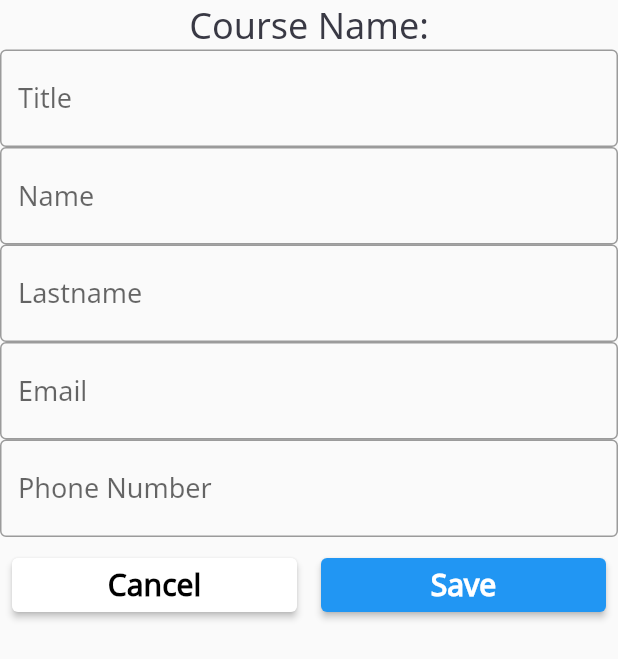
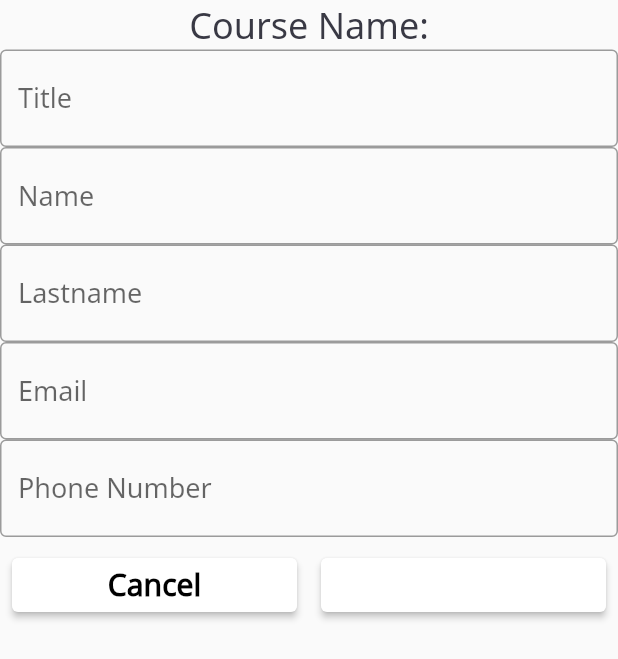
Before and after one commit to ODDS-TEAM/oddsHub-mobile, a Flutter app: the screen it shows after launch, after a tap on "Register", on a phone screen of 412 x 824 dp. Shown: the top 659 px of the screen. Run offline on Flutter 3.47's test engine with Material 2 defaults, Android fonts, the phone set to English and light mode, and no system bars.

Commit message:
update save button for registration screen

```diff
--- a/lib/presentation/journey/Registration/registration_screen.dart
+++ b/lib/presentation/journey/Registration/registration_screen.dart
@@ -1,4 +1,6 @@
 import 'package:flutter/material.dart';
+import 'package:oddshub/colors.dart';
+import 'package:oddshub/presentation/journey/Registration/registration_success_screen.dart';
 
 class RegistrationScreen extends StatefulWidget {
   const RegistrationScreen({Key? key}) : super(key: key);
@@ -64,8 +66,14 @@ class _RegistrationScreen extends State<RegistrationScreen> {
                 child: Container(
                   margin: const EdgeInsets.all(8),
                   child: ElevatedButton(
-                    onPressed: () => {},
-                    style: ElevatedButton.styleFrom(primary: Colors.blue),
+                    onPressed: () => Navigator.push(
+                      context,
+                      MaterialPageRoute(
+                        builder: (context) => const RegistrationSuccessScreen(),
+                      ),
+                    ),
+                    style: ElevatedButton.styleFrom(
+                        primary: AppColors.primaryBackground),
                     child: const Text('Save'),
                   ),
                 ),
```
